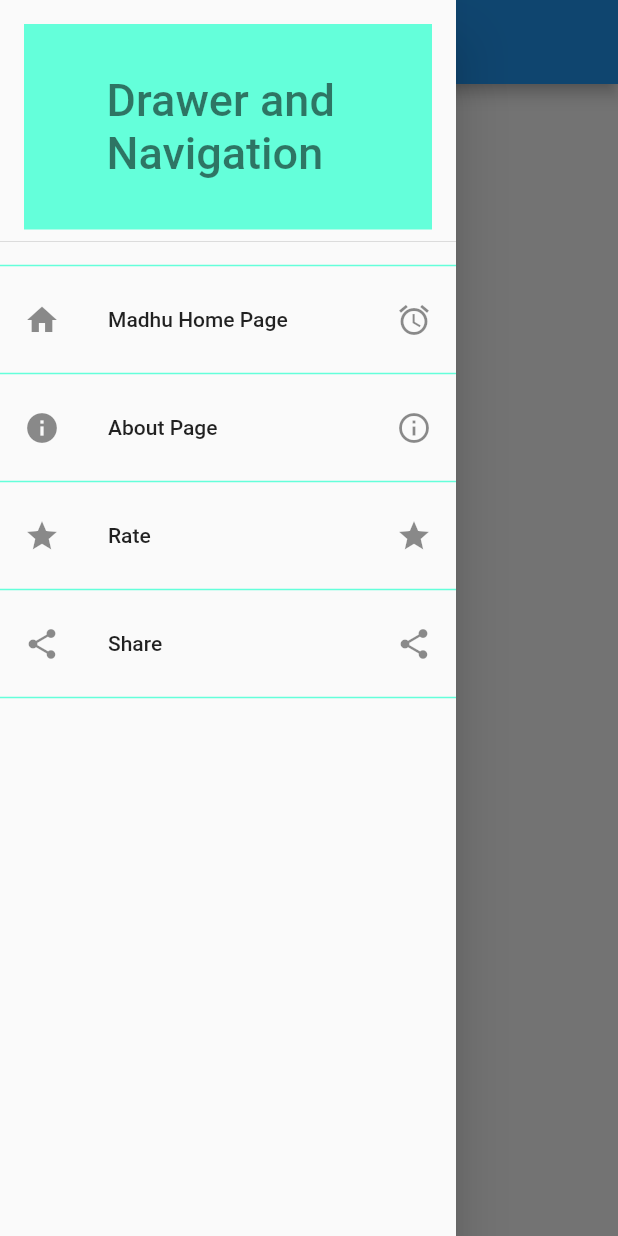
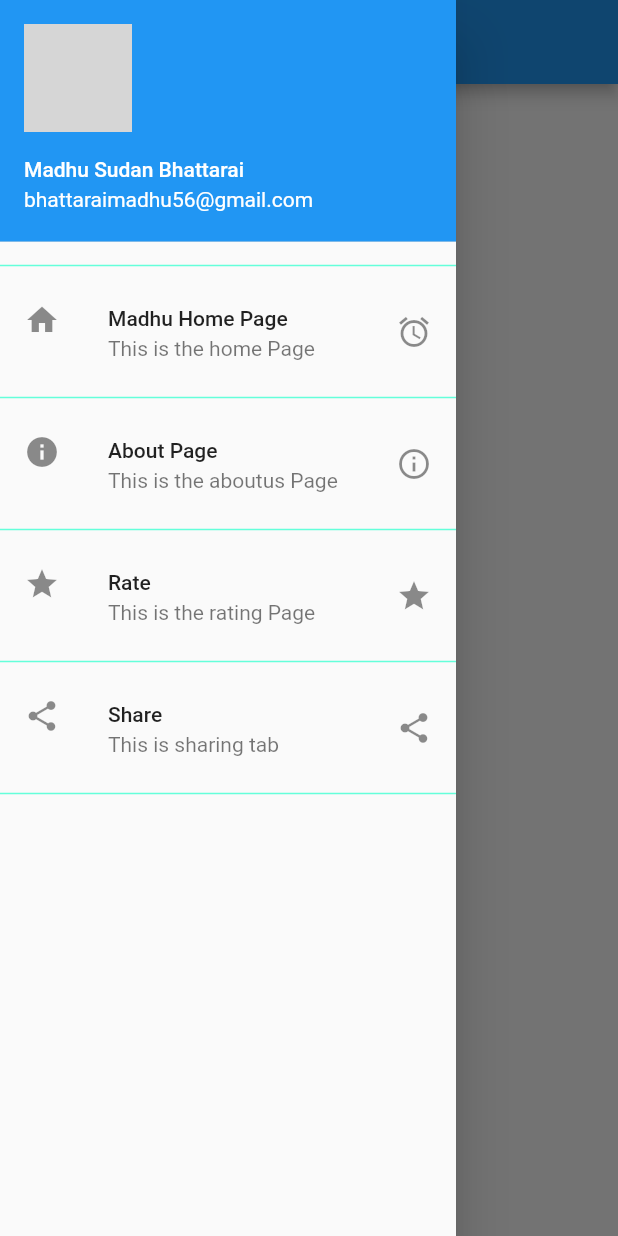
Before and after one commit to bhattaraimadhu56/flutter_drawer_navigation_menu, a Flutter app: the screen it shows after launch, with the side drawer open, on a phone screen of 412 x 824 dp. Run offline on Flutter 3.47's test engine with Material 2 defaults, Android fonts, the phone set to English and light mode, and no system bars; our stand-ins replace share; network calls fail; Roboto replaces fonts that are missing (Arial); grey boxes are pictures that could not be loaded.

Commit message:
normal drawerheader to UserAccountsDrawerHeader

```diff
--- a/lib/screens/MyApp.dart
+++ b/lib/screens/MyApp.dart
@@ -7,7 +7,6 @@ class MyApp extends StatelessWidget {
   @override
   Widget build(BuildContext context) {
     return Scaffold(
-      // has property like appBar, drawer, body and so on
       appBar: AppBar(
           title: Text(
         "Flutter App",
@@ -18,23 +17,30 @@ class MyApp extends StatelessWidget {
         child: ListView(
           padding: EdgeInsets.zero,
           children: [
-            DrawerHeader( // Drawer Head Section
-              child: Container(
-                padding: EdgeInsets.fromLTRB(55, 0, 0, 0),
-                alignment: Alignment.centerRight,
-                color: Colors.tealAccent,
-                child: Center(
-                  child: Text(
-                    "Drawer and Navigation",
-                    style: TextStyle(
-                      color: Colors.black54,
-                      fontSize: 30.0,
-                    ),
-                  ),
-                ),
+            // DrawerHeader(
+            //   child: Container(
+            //     padding: EdgeInsets.fromLTRB(55, 0, 0, 0),
+            //     alignment: Alignment.centerRight,
+            //     color: Colors.tealAccent,
+            //     child: Center(
+            //       child: Text(
+            //         "Drawer and Navigation",
+            //         style: TextStyle(
+            //           color: Colors.black54,
+            //           fontSize: 30.0,
+            //         ),
+            //       ),
+            //     ),
+            //   ),
+            // ),
+            UserAccountsDrawerHeader(
+              accountName: Text("Madhu Sudan Bhattarai"),
+              accountEmail: Text("bhattaraimadhu56@gmail.com"),
+              currentAccountPicture: CircleAvatar(
+                backgroundImage: NetworkImage(
+                    "https://images.unsplash.com/photo-1598547461182-45d03f6661e4?ixid=MXwxMjA3fDB8MHxwaG90by1wYWdlfHx8fGVufDB8fHw%3D&ixlib=rb-1.2.1&auto=format&fit=crop&w=634&q=80"),
               ),
             ),
-            // we we want to use divider between items in list view
             new Divider(
               color: Colors.tealAccent,
               thickness: 1.0,
@@ -47,6 +53,7 @@ class MyApp extends StatelessWidget {
               },
               leading: Icon(Icons.home), // give icon on left side
               title: Text("Madhu Home Page"), // write text here
+              subtitle: Text("This is the home Page"),
               trailing:
                   Icon(Icons.access_alarm_outlined), // gives icon on right side
             ),
@@ -67,6 +74,7 @@ class MyApp extends StatelessWidget {
               },
               leading: Icon(Icons.info), // give icon on left side
               title: Text("About Page"), // write text here
+              subtitle: Text("This is the aboutus Page"),
               trailing: Icon(Icons.info_outlined), // gives icon on right side
             ),
             new Divider(
@@ -88,6 +96,7 @@ class MyApp extends StatelessWidget {
 
               leading: Icon(Icons.star), // give icon on left side
               title: Text("Rate"), // write text here
+              subtitle: Text("This is the rating Page"),
               trailing: Icon(Icons.star_outlined), // gives icon on right side
             ),
             new Divider(
@@ -102,11 +111,11 @@ class MyApp extends StatelessWidget {
                 //then use package at top of this page
                 //import 'package:share/share.dart';
 
-                Share.share(
-                    "Hi, You can share the information ");
+                Share.share("Hi, You can share the information ");
               },
               leading: Icon(Icons.share), // give icon on left side
               title: Text("Share"), // write text here
+              subtitle: Text("This is sharing tab"),
               trailing: Icon(Icons.share_rounded), // gives icon on right side
             ),
             new Divider(
```
Also changed, not shown: 1 other file.
